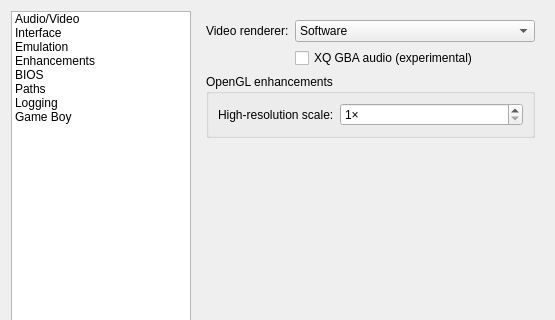
kiddreads/Avalon-copy2, file Libretro/mgba/src/platform/qt/SettingsView.ui: the form before one commit; both pictures show x 0 to 555 and y 0 to 320 of the 555 by 468 pixel window.
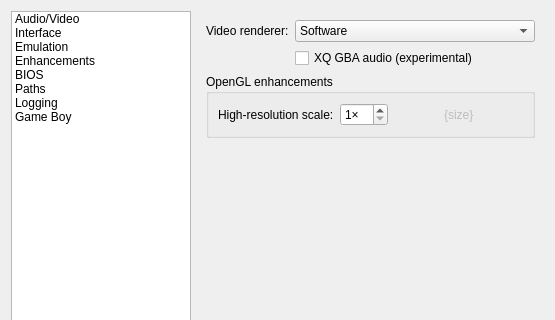
The form after the commit. The open tabs and pages were chosen to show the change.

Commit message: Qt: Add label with pixel size of high-res upscale

The edit to the form file:
```diff
--- a/Libretro/mgba/src/platform/qt/SettingsView.ui
+++ b/Libretro/mgba/src/platform/qt/SettingsView.ui
@@ -907,6 +907,8 @@
            </widget>
           </item>
           <item row="0" column="1">
+           <layout class="QHBoxLayout" name="horizontalLayout_18">
+            <item>
            <widget class="QSpinBox" name="videoScale">
             <property name="suffix">
              <string>×</string>
@@ -918,6 +920,44 @@
              <number>16</number>
             </property>
            </widget>
+            </item>
+            <item>
+             <spacer name="horizontalSpacer">
+              <property name="orientation">
+               <enum>Qt::Horizontal</enum>
+              </property>
+              <property name="sizeHint" stdset="0">
+               <size>
+                <width>40</width>
+                <height>20</height>
+               </size>
+              </property>
+             </spacer>
+            </item>
+            <item>
+             <widget class="QLabel" name="videoScaleSize">
+              <property name="enabled">
+               <bool>false</bool>
+              </property>
+              <property name="text">
+               <string>{size}</string>
+              </property>
+             </widget>
+            </item>
+            <item>
+             <spacer name="horizontalSpacer_2">
+              <property name="orientation">
+               <enum>Qt::Horizontal</enum>
+              </property>
+              <property name="sizeHint" stdset="0">
+               <size>
+                <width>40</width>
+                <height>20</height>
+               </size>
+              </property>
+             </spacer>
+            </item>
+           </layout>
           </item>
          </layout>
         </widget>
```
Lines whose indentation alone changed are shown as unchanged. The commit also changes 1 other file.
